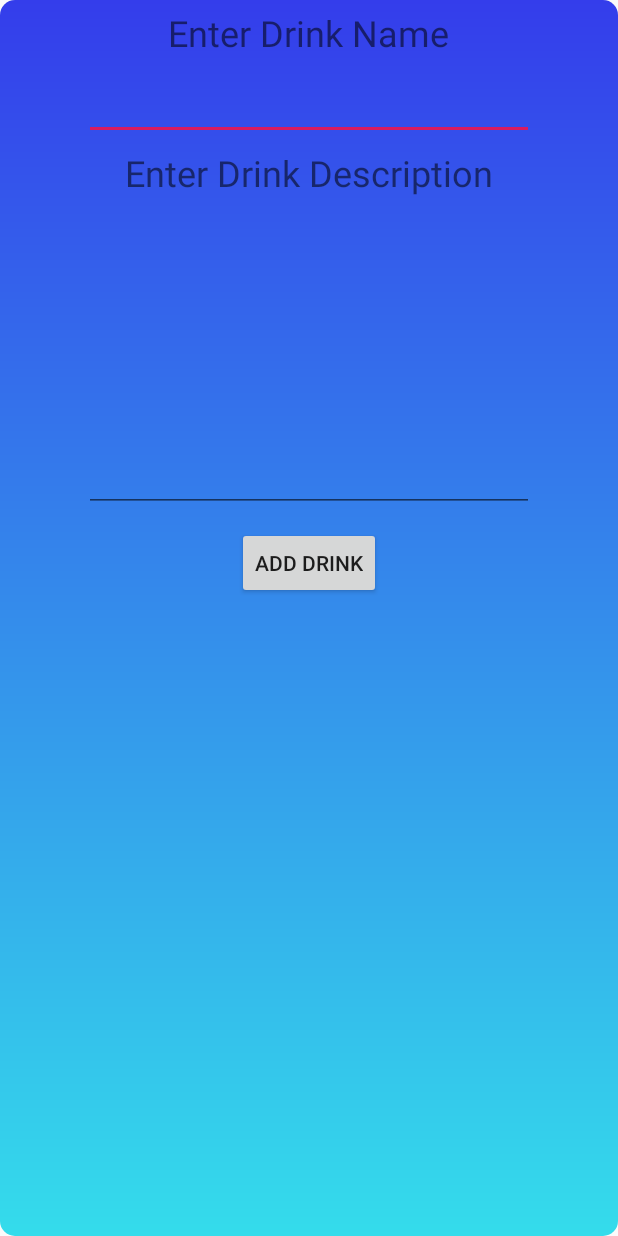
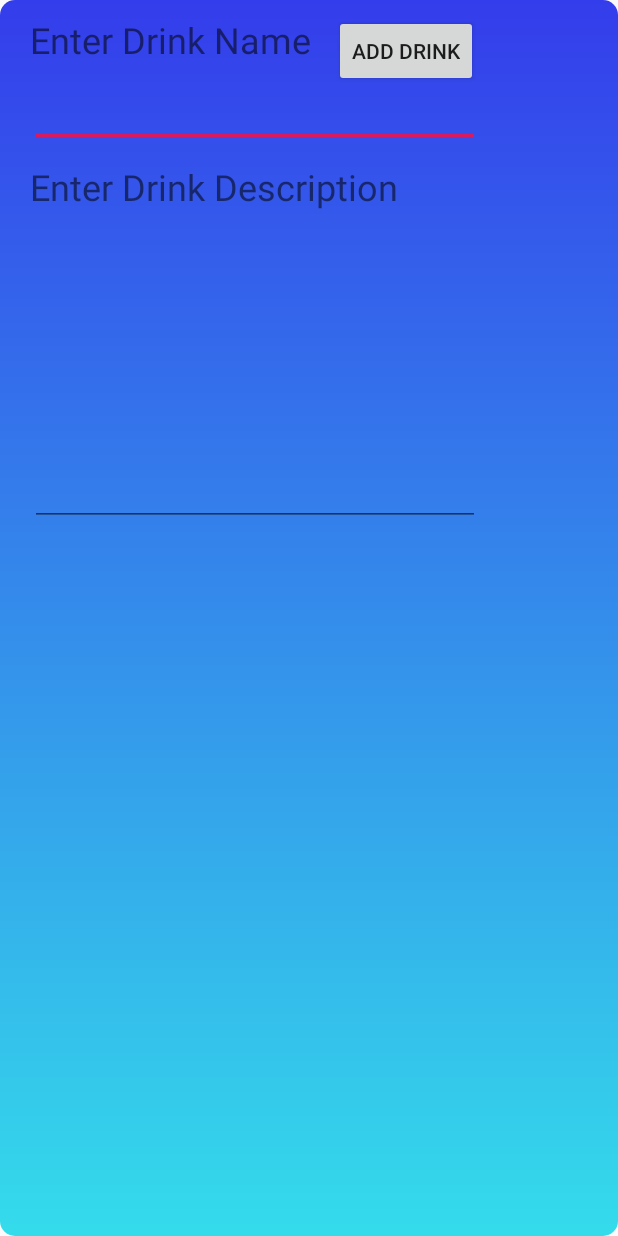
Before and after one commit to clarson1229/on_me, an Android app: the layout activity_add_fav_drink.xml on its own in the app's theme, with its tools: preview values and no code run, on a phone screen of 412 x 824 dp. Run offline under Robolectric (Android 15) with nearby library versions, the phone set to English and light mode, and no system bars.

Commit message:
almost done

```diff
--- a/app/src/main/java/com/connorlarson/onme/ui/home/HomeFragment.java
+++ b/app/src/main/java/com/connorlarson/onme/ui/home/HomeFragment.java
@@ -63,6 +63,7 @@ import java.net.MalformedURLException;
 import java.net.URL;
 import java.util.HashMap;
 import java.util.List;
+import java.util.Locale;
 import java.util.Map;
 
 public class HomeFragment extends Fragment implements OnMapReadyCallback {
@@ -265,7 +266,7 @@ public class HomeFragment extends Fragment implements OnMapReadyCallback {
 
     public LatLng getLocationFromAddress(Context context,String strAddress) {
         Log.d(TAG, "getLocationFromAddress: converting str: "+ strAddress);
-        Geocoder coder = new Geocoder(context);
+        Geocoder coder = new Geocoder(context, Locale.getDefault());
         List<Address> address;
         LatLng p1 = null;
         try {
--- a/app/src/main/res/layout/activity_add_fav_drink.xml
+++ b/app/src/main/res/layout/activity_add_fav_drink.xml
@@ -12,15 +12,15 @@
         android:layout_width="300dp"
         android:layout_height="wrap_content"
         android:layout_marginTop="10dp"
-        android:layout_centerHorizontal="true"
-        android:layout_below="@+id/enterDrinkNameTitleText"/>
+        android:layout_marginLeft="20dp"
+        android:layout_marginRight="20dp"        android:layout_below="@+id/enterDrinkNameTitleText"/>
 
     <EditText
         android:id="@+id/enterDrinkDescrEditText"
         android:layout_width="300dp"
         android:layout_height="200dp"
-        android:layout_centerHorizontal="true"
-        android:layout_below="@+id/EnterDrinkDescriptionTitle"
+        android:layout_marginLeft="20dp"
+        android:layout_marginRight="20dp"        android:layout_below="@+id/EnterDrinkDescriptionTitle"
         android:layout_marginTop="10dp"/>
 
     <TextView
@@ -29,9 +29,9 @@
         android:layout_height="wrap_content"
         android:text="@string/enter_drink_description"
         android:textSize="24sp"
-        android:layout_centerHorizontal="true"
-        android:layout_below="@+id/enterDrinkNameEditText"
-        android:layout_marginTop="5dp"/>
+        android:layout_marginLeft="20dp"
+        android:layout_marginRight="20dp"        android:layout_below="@+id/enterDrinkNameEditText"
+        android:layout_marginTop="10dp"/>
 
     <TextView
         android:id="@+id/enterDrinkNameTitleText"
@@ -39,16 +39,18 @@
         android:layout_height="wrap_content"
         android:text="@string/enter_drink_name"
         android:textSize="24sp"
-        android:layout_centerHorizontal="true"
-        android:layout_marginTop="5dp" />
+        android:layout_marginTop="10dp"
+        android:layout_marginLeft="20dp"
+        android:layout_marginRight="15dp"
+        />
 
     <Button
         android:id="@+id/button"
         android:layout_width="wrap_content"
         android:layout_height="wrap_content"
         android:text="@string/add_drink"
-        android:layout_centerHorizontal="true"
-        android:layout_below="@+id/enterDrinkDescrEditText"
-        android:layout_marginTop="10dp" />
+        android:layout_toRightOf="@+id/enterDrinkNameTitleText"
+        android:layout_marginTop="10dp"
+        android:layout_marginRight="20dp"/>
 
 </RelativeLayout>
```
Also changed, not shown: app/src/main/java/com/connorlarson/onme/AddFavBar.java (+104 -16 lines), app/src/main/java/com/connorlarson/onme/SendDrinkPage.java (+8 -8 lines), app/src/main/res/layout/activity_add_fav_bar.xml (+13 -20 lines).
